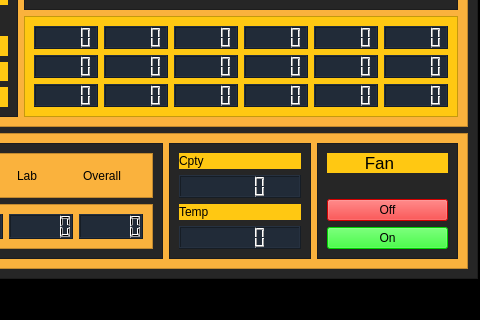
This is gui.ui in dhruv-gambhir/rexus-gui as Qt 5 draws it before an edit; both pictures show x 239 to 719 and y 472 to 792 of the 1440 by 792 pixel window. The edited form follows.
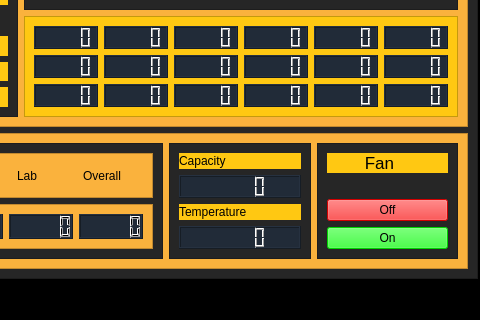
This is the edited form.

The edit to the form file:
```diff
--- a/gui.ui
+++ b/gui.ui
@@ -578,7 +578,7 @@
                    <string notr="true">background-color:rgb(255, 200, 18);</string>
                   </property>
                   <property name="text">
-                   <string>Cpty</string>
+                   <string>Capacity</string>
                   </property>
                  </widget>
                 </item>
@@ -595,7 +595,7 @@
                    <string notr="true">background-color:rgb(255, 200, 18);</string>
                   </property>
                   <property name="text">
-                   <string>Temp</string>
+                   <string>Temperature</string>
                   </property>
                  </widget>
                 </item>
```
